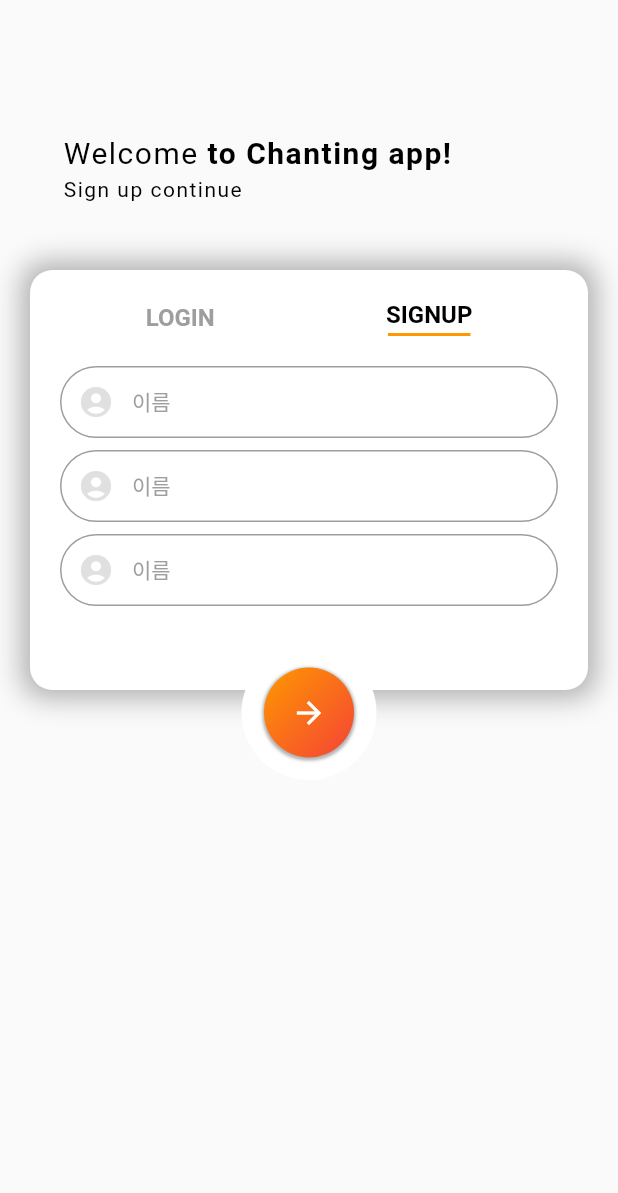
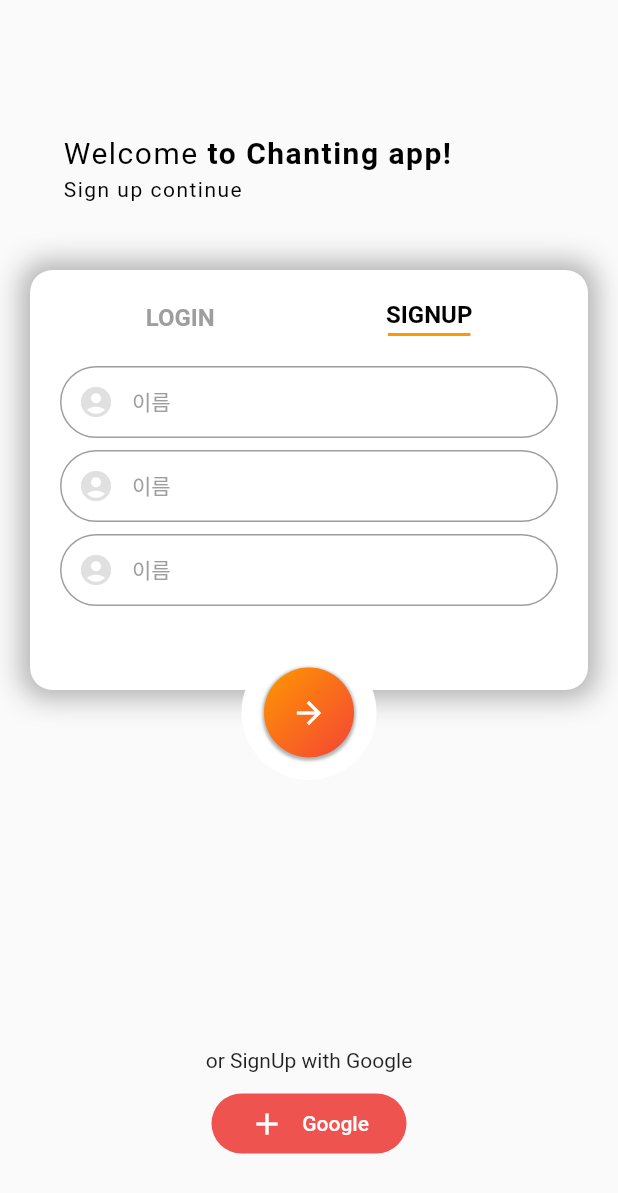
Before and after one commit to Yoochanhong/chat_app, a Flutter app: the screen it shows after launch, on a phone screen of 412 x 824 dp. Shown: the top 1193 px of the screen. Run offline on Flutter 3.47's test engine with Material 2 defaults, Android fonts, the phone set to English and light mode, and no system bars.

Commit message:
⚜️ :: 구글 로그인 버튼 추가

```diff
--- a/lib/login_screen.dart
+++ b/lib/login_screen.dart
@@ -301,6 +301,32 @@ class _LoginScreenState extends State<LoginScreen> {
               ),
             ),
           ),
+          Positioned(
+            top: MediaQuery.of(context).size.height - 125,
+            right: 0,
+            left: 0,
+            child: Column(
+              children: [
+                Text('or SignUp with Google'),
+                SizedBox(
+                  height: 10,
+                ),
+                TextButton.icon(
+                  onPressed: () {},
+                  style: TextButton.styleFrom(
+                    primary: Colors.white,
+                    minimumSize: Size(130, 40),
+                    shape: RoundedRectangleBorder(
+                      borderRadius: BorderRadius.circular(20),
+                    ),
+                    backgroundColor: Colors.red[400],
+                  ),
+                  icon: Icon(Icons.add),
+                  label: Text(' Google'),
+                ),
+              ],
+            ),
+          ),
         ],
       ),
     );
```
